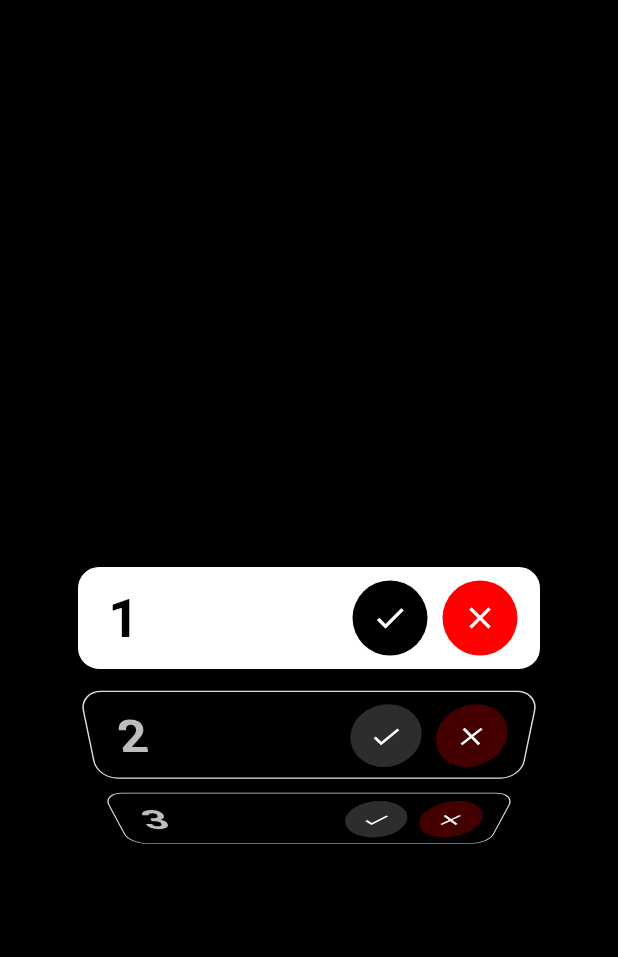
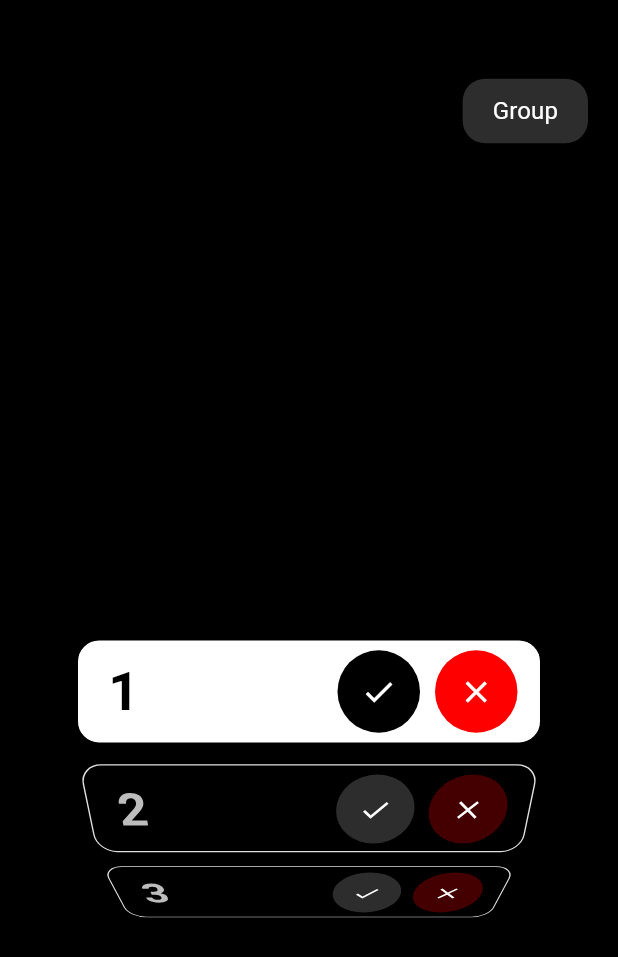
Before and after one commit to Dibbajothy/attendance, a Flutter app: the screen it shows after launch, after a tap on the "check" icon, after a tap on the "close" icon, on a phone screen of 412 x 824 dp. Shown: the top 957 px of the screen. Run offline on Flutter 3.47's test engine with Material 3 defaults, Android fonts, the phone set to English and light mode, and no system bars.

Commit message:
Group button added

```diff
--- a/lib/main.dart
+++ b/lib/main.dart
@@ -11,6 +11,7 @@ class MyApp extends StatelessWidget {
   Widget build(BuildContext context) {
     return MaterialApp(
       title: 'Advanced Number Picker',
+      debugShowCheckedModeBanner: false,
       theme: ThemeData(
         brightness: Brightness.dark,
         useMaterial3: true,
@@ -28,9 +29,10 @@ class NumberPickerPage extends StatefulWidget {
 }
 
 class _NumberPickerPageState extends State<NumberPickerPage> {
-  int _selectedIndex = 14; // For 15 to be selected (0-indexed)
+  int _selectedIndex = 0; // For 15 to be selected (0-indexed)
   late FixedExtentScrollController _controller;
   final int _totalItems = 60;
+  bool _groupMode = false;
 
   @override
   void initState() {
@@ -45,7 +47,9 @@ class _NumberPickerPageState extends State<NumberPickerPage> {
   }
 
   void _scrollToNext() {
-    final nextIndex = (_selectedIndex + 1) % _totalItems;
+    // If group mode is on, scroll by 2, otherwise by 1
+    final steps = _groupMode ? 2 : 1;
+    final nextIndex = (_selectedIndex + steps) % _totalItems;
     _controller.animateToItem(
       nextIndex,
       duration: const Duration(milliseconds: 200),
@@ -54,7 +58,9 @@ class _NumberPickerPageState extends State<NumberPickerPage> {
   }
 
   void _scrollToPrevious() {
-    final prevIndex = (_selectedIndex - 1 + _totalItems) % _totalItems;
+    // If group mode is on, scroll by 2, otherwise by 1
+    final steps = _groupMode ? 2 : 1;
+    final prevIndex = (_selectedIndex - steps + _totalItems) % _totalItems;
     _controller.animateToItem(
       prevIndex,
       duration: const Duration(milliseconds: 200),
@@ -62,11 +68,49 @@ class _NumberPickerPageState extends State<NumberPickerPage> {
     );
   }
 
+  void _toggleGroupMode() {
+    setState(() {
+      _groupMode = !_groupMode;
+    });
+  }
+
   @override
   Widget build(BuildContext context) {
     return Scaffold(
       backgroundColor: const Color.fromARGB(255, 0, 0, 0),
-      body: Center(
+      body: Column(
+        children: [
+          // Group Button at the top
+          Padding(
+            padding: const EdgeInsets.only(top: 50.0, right: 20.0),
+            child: Align(
+              alignment: Alignment.topRight,
+              child: ElevatedButton(
+                onPressed: _toggleGroupMode,
+                style: ElevatedButton.styleFrom(
+                  backgroundColor: _groupMode
+                      ? Colors.green
+                      : const Color.fromARGB(255, 45, 45, 45),
+                  foregroundColor: Colors.white,
+                  padding: const EdgeInsets.symmetric(horizontal: 20, vertical: 10),
+                  shape: RoundedRectangleBorder(
+                    borderRadius: BorderRadius.circular(15),
+                  ),
+                ),
+                child: Text(
+                  'Group',
+                  style: TextStyle(
+                    fontSize: 16,
+                    fontWeight: _groupMode ? FontWeight.bold : FontWeight.normal,
+                  ),
+                ),
+              ),
+            ),
+          ),
+
+          // Number Picker
+          Expanded(
+            child: Center(
               child: SizedBox(
                 height: 400,
                 width: 330,
@@ -97,6 +141,9 @@ class _NumberPickerPageState extends State<NumberPickerPage> {
                   ),
                 ),
               ),
+            ),
+          ),
+        ],
       ),
     );
   }
@@ -149,8 +196,8 @@ class NumberItem extends StatelessWidget {
           GestureDetector(
             onTap: onCheckPressed,
             child: Container(
-              width: 50,
-              height: 50,
+              width: 55,
+              height: 55,
               margin: const EdgeInsets.only(right: 10),
               decoration: BoxDecoration(
                 shape: BoxShape.circle,
@@ -168,8 +215,8 @@ class NumberItem extends StatelessWidget {
           GestureDetector(
             onTap: onCrossPressed,
             child: Container(
-              width: 50,
-              height: 50,
+              width: 55,
+              height: 55,
               margin: const EdgeInsets.only(right: 15),
               decoration: BoxDecoration(
                 shape: BoxShape.circle,
```
Lines whose indentation alone changed are shown as unchanged.
